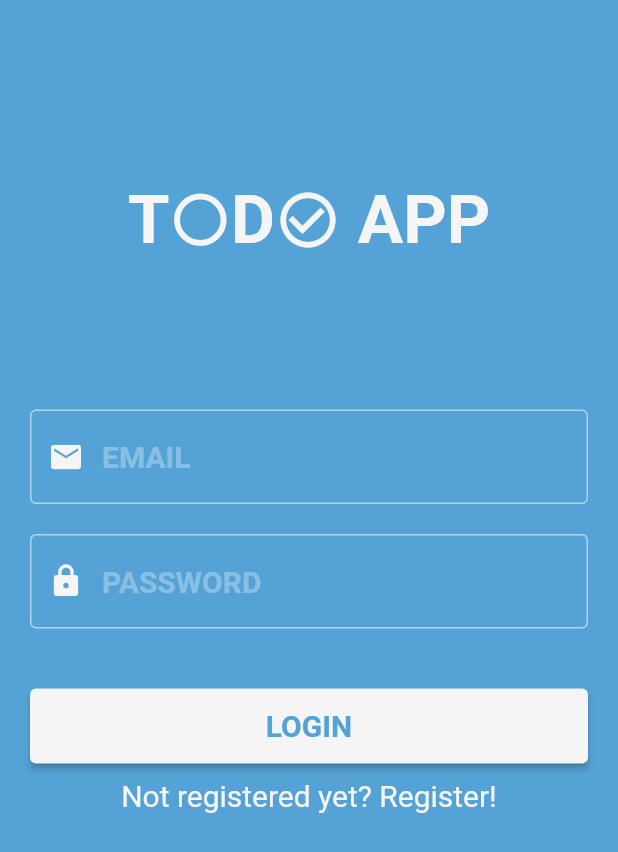
After one commit to panaetova/bp_todo, a Flutter app: the AuthorizationScreen screen opened directly, on a phone screen of 412 x 824 dp. The commit adds this screen. Shown: the top 852 px of the screen. Run offline on Flutter 3.47's test engine with Material 2 defaults, Android fonts, the phone set to English and light mode, and no system bars; our stand-ins replace flutter_slidable, table_calendar; Roboto replaces fonts that are missing (avenir).

Commit message:
added login-page.dart

```diff
--- a/lib/main.dart
+++ b/lib/main.dart
@@ -2,6 +2,7 @@ import 'package:bp_todo/domain/label-data.dart';
 import 'package:bp_todo/domain/project-data.dart';
 import 'package:bp_todo/domain/task-data.dart';
 import 'package:bp_todo/screens/home-page.dart';
+import 'package:bp_todo/screens/login-page.dart';
 import 'package:flutter/material.dart';
 import 'package:provider/provider.dart';
 
--- /dev/null
+++ b/lib/screens/login-page.dart
@@ -0,0 +1,153 @@
+import 'package:flutter/material.dart';
+
+class AuthorizationScreen extends StatefulWidget {
+  @override
+  _AuthorizationScreenState createState() => _AuthorizationScreenState();
+}
+
+class _AuthorizationScreenState extends State<AuthorizationScreen> {
+  TextEditingController _emailController = TextEditingController();
+  TextEditingController _passwordController = TextEditingController();
+
+  String _email;
+  String _password;
+  bool showLogin = true;
+
+  Widget logo() {
+    return Padding(padding: EdgeInsets.only(top:120),
+    child: Container(
+      child: Row(
+        crossAxisAlignment: CrossAxisAlignment.center,
+        mainAxisAlignment: MainAxisAlignment.center,
+        children: [
+          Text('T', style: TextStyle(fontSize: 45, fontWeight: FontWeight.bold, color: Theme.of(context).primaryColor),),
+          SizedBox(width: 3,),
+          Container(
+            height: 35,
+            width: 35,
+            decoration: BoxDecoration(
+                shape: BoxShape.circle,
+                border: Border.all(
+                    color: Theme.of(context).primaryColor, width: 4)),
+          ),
+          SizedBox(width: 3,),
+          Text('D', style: TextStyle(fontSize: 45, fontWeight: FontWeight.bold, color: Theme.of(context).primaryColor),),
+          Icon(Icons.check_circle_outline, color: Theme.of(context).primaryColor, size: 44,),
+          Text(' APP', style: TextStyle(fontSize: 45, fontWeight: FontWeight.bold, color: Theme.of(context).primaryColor),),
+        ],
+      ),
+    ),);
+  }
+
+  Widget input(Icon icon, String hint, TextEditingController controller, bool obscure) {
+    return Container(
+      padding: EdgeInsets.symmetric(horizontal: 20),
+      child: TextField(
+        controller: controller,
+        obscureText: obscure,
+        style: TextStyle(fontSize: 20, color: Theme.of(context).primaryColor),
+        decoration: InputDecoration(
+            hintStyle: TextStyle(fontWeight: FontWeight.bold, fontSize: 20, color: Colors.white30),
+            hintText: hint,
+            focusedBorder: OutlineInputBorder(
+              borderSide: BorderSide(color: Theme.of(context).primaryColor, width: 3),
+            ),
+            enabledBorder: OutlineInputBorder(
+              borderSide: BorderSide(color: Colors.white54, width: 1),
+            ),
+            prefixIcon: Padding(
+              padding: EdgeInsets.symmetric(horizontal: 10),
+              child: IconTheme(
+                data: IconThemeData(color: Theme.of(context).primaryColor),
+                child: icon,
+              ),
+            )
+        ),
+      ),
+    );
+  }
+
+  Widget button(String label, void func()) {
+    return ElevatedButton(
+      style: ElevatedButton.styleFrom(
+        primary: Theme.of(context).primaryColor,
+        onPrimary: Color(0xFF55a3d6),
+      ),
+      onPressed: () => func(),
+      child: Text(label, style: TextStyle(
+          fontWeight: FontWeight.bold, color: Color(0xFF55a3d6), fontSize: 20),),);
+  }
+
+  Widget form(String label, void func()) {
+    return Container(
+      child: Column(
+        children: <Widget>[
+          Padding(
+            padding: EdgeInsets.only(bottom: 20, top: 100),
+            child: input(Icon(Icons.email), "EMAIL", _emailController, false)),
+          Padding(
+            padding: EdgeInsets.only(bottom: 20),
+            child: input(Icon(Icons.lock), "PASSWORD", _passwordController, true),),
+          SizedBox(height: 20,),
+          Padding(
+            padding: EdgeInsets.symmetric(horizontal: 20),
+            child: Container(
+              height: 50,
+              width: MediaQuery.of(context).size.width,
+              child: button(label, func),
+            ),
+          )
+        ],
+      ),
+    );
+  }
+
+  void _buttonAction() {
+    _email = _emailController.text;
+    _password = _passwordController.text;
+
+    _emailController.clear();
+    _passwordController.clear();
+  }
+
+  @override
+  Widget build(BuildContext context) {
+    return Scaffold(
+      backgroundColor: Color(0xFF55a3d6),
+      body: Column(
+        children: <Widget>[
+          logo(),
+          showLogin
+          ? Column(
+            children: <Widget>[
+              form('LOGIN', _buttonAction),
+              Padding(padding: EdgeInsets.all(10),
+                child: GestureDetector(
+                  child: Text('Not registered yet? Register!', style: TextStyle(fontSize: 20, color: Theme.of(context).primaryColor),),
+                  onTap: () {
+                    setState(() {
+                      showLogin = false;
+                    });
+                  },
+                ),)
+            ],
+          )
+          : Column(
+            children: <Widget>[
+              form('REGISTER', _buttonAction),
+              Padding(padding: EdgeInsets.all(10),
+                child: GestureDetector(
+                  child: Text('Already registered? Login!', style: TextStyle(fontSize: 20, color: Theme.of(context).primaryColor),),
+                  onTap: () {
+                    setState(() {
+                      showLogin = true;
+                    });
+                  },
+                ),)
+            ],
+          ),
+        ],
+      ),
+    );
+  }
+}
```
